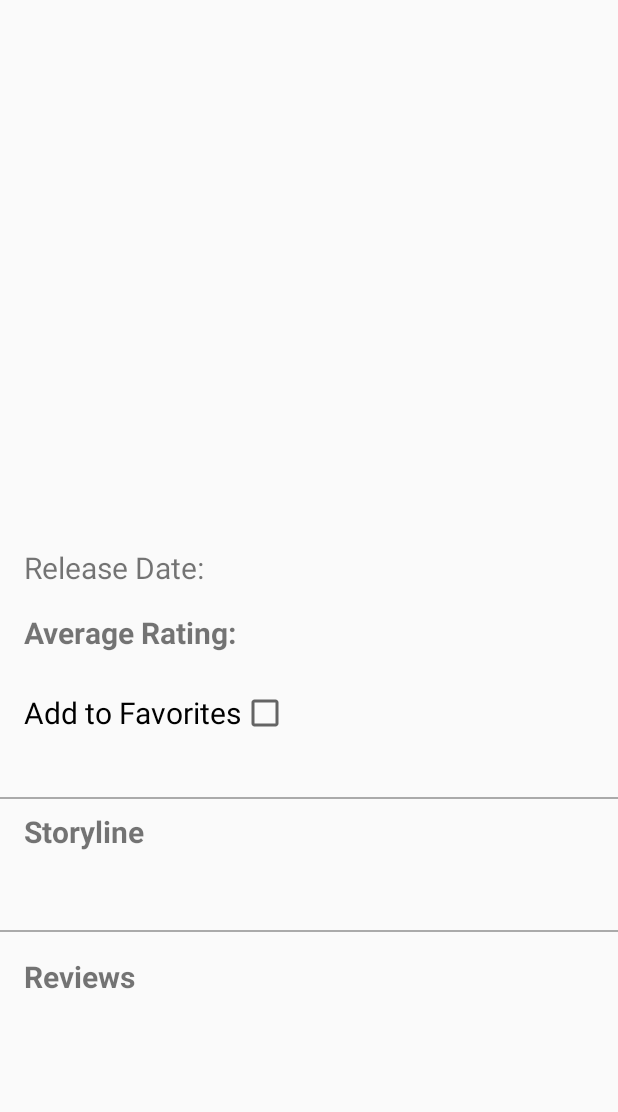
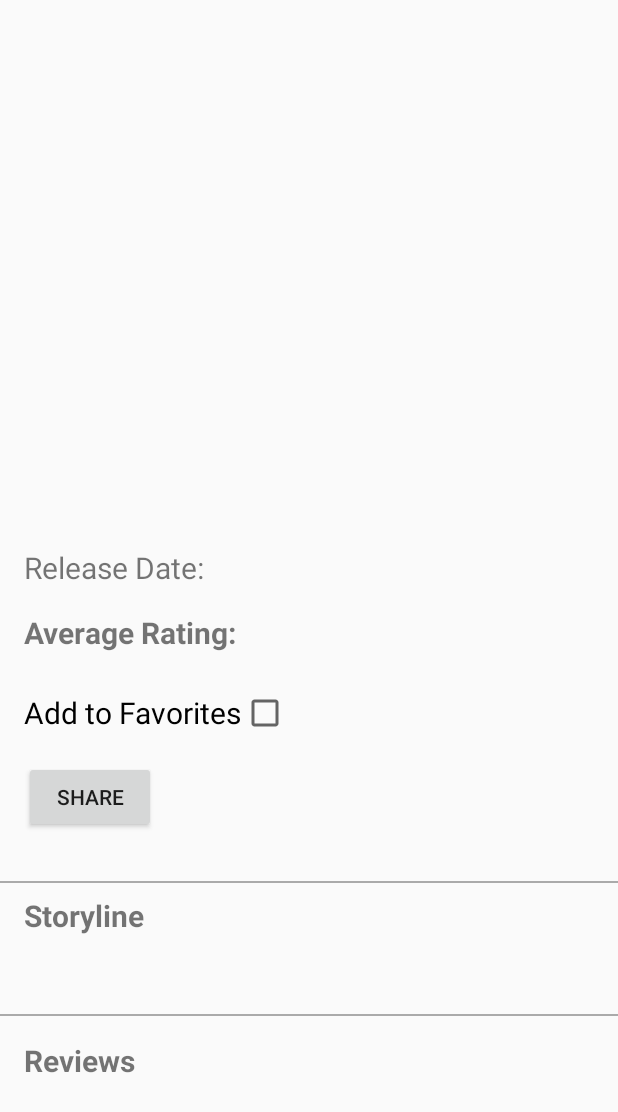
Before and after one commit to silkster87/PopularMovies, an Android app: the layout activity_movie_detail.xml on its own in the app's theme, with its tools: preview values and no code run, on a phone screen of 412 x 824 dp. Shown: the top 1112 px of the screen. Run offline under Robolectric (Android 15) with nearby library versions, the phone set to English and light mode, and no system bars.

Commit message:
implemented data binding and added share button

```diff
--- a/app/build.gradle
+++ b/app/build.gradle
@@ -19,6 +19,7 @@ android {
             proguardFiles getDefaultProguardFile('proguard-android.txt'), 'proguard-rules.pro'
         }
     }
+    dataBinding.enabled = true
 }
 // added mavenCentral and compile to use Picasso for image loading
 repositories {
--- a/app/src/main/res/layout/activity_movie_detail.xml
+++ b/app/src/main/res/layout/activity_movie_detail.xml
@@ -1,7 +1,9 @@
 <?xml version="1.0" encoding="utf-8"?>
 
-<android.support.v4.widget.NestedScrollView xmlns:android="http://schemas.android.com/apk/res/android"
+<layout xmlns:android="http://schemas.android.com/apk/res/android"
     xmlns:tools="http://schemas.android.com/tools"
+    xmlns:app="http://schemas.android.com/apk/res-auto">
+<android.support.v4.widget.NestedScrollView
     android:layout_width="match_parent"
     android:layout_height="match_parent"
     android:fillViewport="true"
@@ -59,6 +61,15 @@
             android:onClick="onFavCheckboxClicked"
             android:text="@string/fav_movie"
             android:textSize="20sp" />
+
+        <Button
+            android:id="@+id/share_button"
+            android:text="@string/share_movie"
+            android:layout_width="wrap_content"
+            android:layout_height="wrap_content"
+            android:layout_marginBottom="8dp"
+            android:layout_marginLeft="16dp"
+            android:onClick="onShareButtonClicked"/>
 
 
         <android.support.v7.widget.RecyclerView
@@ -122,3 +133,4 @@
 
     </LinearLayout>
 </android.support.v4.widget.NestedScrollView>
+</layout>
--- a/app/src/main/res/values/strings.xml
+++ b/app/src/main/res/values/strings.xml
@@ -14,4 +14,5 @@
     <string name="fav_movie">Add to Favorites</string>
     <string name="fav_movie_settings_label">Favourite Movies</string>
     <string name="reviews_label">Reviews</string>
+    <string name="share_movie">Share</string>
 </resources>
```
Also changed, not shown: app/src/main/java/com/example/android/popularmovies/MovieDetailActivity.java (+24 -14 lines).
